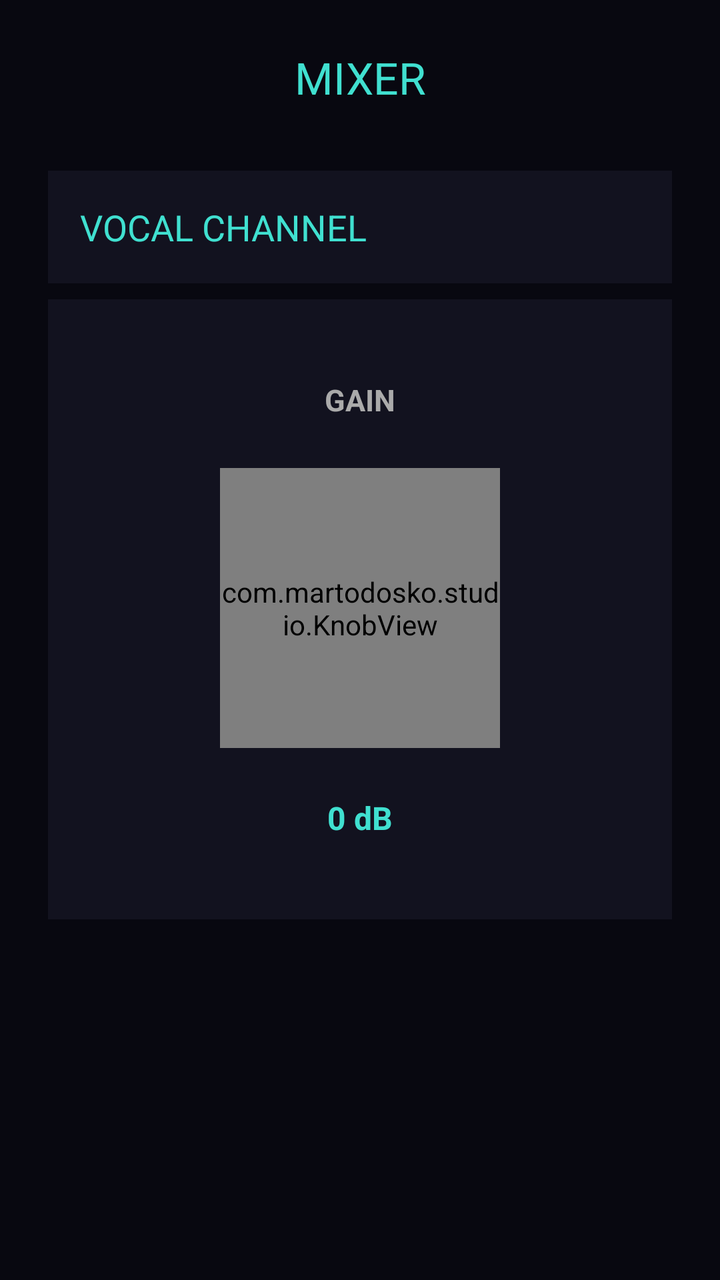
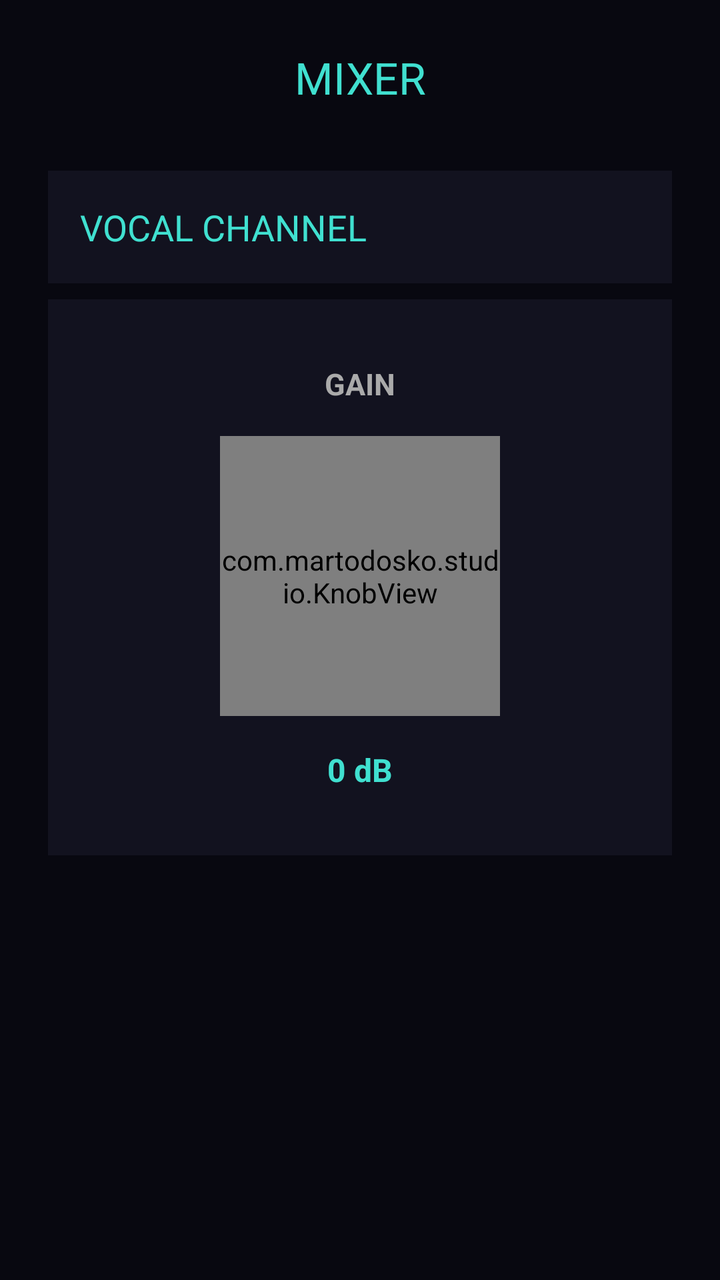

The first picture is an Android layout as it rendered before a commit; the second is the same layout after the commit. The layout source and the unified diff follow.
<!-- AndroidManifest.xml: activity theme Theme.AppCompat.Light.NoActionBar -->
<!-- res/layout/activity_mixer.xml -->
<?xml version="1.0" encoding="utf-8"?>
<ScrollView xmlns:android="http://schemas.android.com/apk/res/android"
    android:layout_width="match_parent"
    android:layout_height="match_parent"
    android:background="#080810"
    android:fillViewport="true">

    <LinearLayout
        android:layout_width="match_parent"
        android:layout_height="wrap_content"
        android:orientation="vertical"
        android:padding="24dp">

        <TextView
            android:layout_width="match_parent"
            android:layout_height="wrap_content"
            android:text="MIXER"
            android:textColor="#40E0D0"
            android:textSize="22sp"
            android:gravity="center"
            android:paddingBottom="32dp"/>

        <TextView
            android:layout_width="match_parent"
            android:layout_height="wrap_content"
            android:text="VOCAL CHANNEL"
            android:textColor="#40E0D0"
            android:textSize="18sp"
            android:padding="16dp"
            android:background="#12121F"/>

        <LinearLayout
            android:layout_width="match_parent"
            android:layout_height="wrap_content"
            android:orientation="vertical"
            android:gravity="center_horizontal"
            android:paddingTop="40dp"
            android:paddingBottom="40dp"
            android:paddingLeft="60dp"
            android:paddingRight="60dp"
            android:background="#12121F"
            android:layout_marginTop="8dp">

            <TextView
                android:layout_width="wrap_content"
                android:layout_height="wrap_content"
                android:text="GAIN"
                android:textColor="#AAAAAA"
                android:textSize="15sp"
                android:textStyle="bold"
                android:layout_marginBottom="24dp"/>

            <com.martodosko.studio.KnobView
                android:id="@+id/knob_gain"
                android:layout_width="140dp"
                android:layout_height="140dp"/>

            <TextView
                android:id="@+id/tv_gain_value"
                android:layout_width="wrap_content"
                android:layout_height="wrap_content"
                android:text="0 dB"
                android:textColor="#40E0D0"
                android:textSize="16sp"
                android:textStyle="bold"
                android:layout_marginTop="24dp"/>
        </LinearLayout>
    </LinearLayout>
</ScrollView>
<!-- resources referenced by this layout -->
<resources>

</resources>

<!-- the commit's change to res/layout/activity_mixer.xml (unified diff, before → after) -->
@@ -33,13 +33,10 @@
             android:layout_width="match_parent"
             android:layout_height="wrap_content"
             android:orientation="vertical"
-            android:gravity="center_horizontal"
-            android:paddingTop="40dp"
-            android:paddingBottom="40dp"
-            android:paddingLeft="60dp"
-            android:paddingRight="60dp"
-            android:background="#12121F"
-            android:layout_marginTop="8dp">
+            android:gravity="center"
+            android:padding="32dp"
+            android:layout_marginTop="8dp"
+            android:background="#12121F">
 
             <TextView
                 android:layout_width="wrap_content"
@@ -48,7 +45,7 @@
                 android:textColor="#AAAAAA"
                 android:textSize="15sp"
                 android:textStyle="bold"
-                android:layout_marginBottom="24dp"/>
+                android:layout_marginBottom="16dp"/>
 
             <com.martodosko.studio.KnobView
                 android:id="@+id/knob_gain"
@@ -63,7 +60,8 @@
                 android:textColor="#40E0D0"
                 android:textSize="16sp"
                 android:textStyle="bold"
-                android:layout_marginTop="24dp"/>
+                android:layout_marginTop="16dp"/>
+
         </LinearLayout>
     </LinearLayout>
 </ScrollView>
